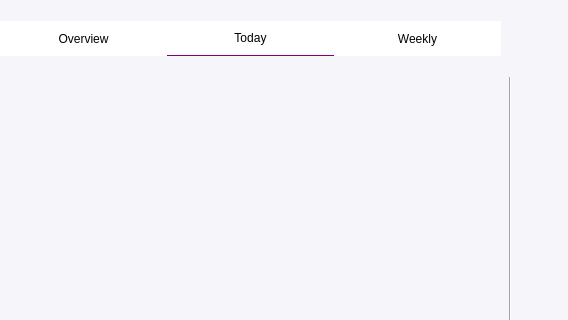
Old version of the form ui/home.ui in the repository teokafor/simple-goals; both pictures show x 0 to 568 and y 0 to 320 of the 1000 by 708 pixel window.
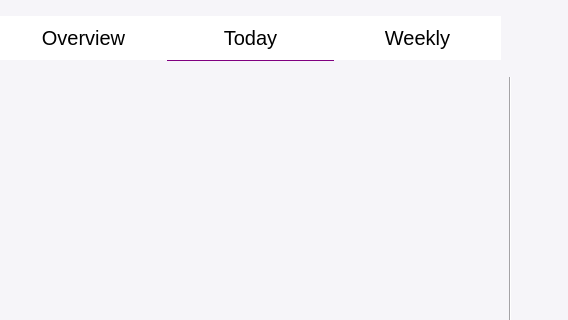
New version of the form.

Commit message: increase font size on home elements

The edit to the form file:
```diff
--- a/ui/home.ui
+++ b/ui/home.ui
@@ -14,7 +14,7 @@
    <string>Simple Goals</string>
   </property>
   <property name="styleSheet">
-   <string notr="true">background-color: #F6F5F9;</string>
+   <string notr="true">background-color: #F6F5F9; font-size: 20px;</string>
   </property>
   <property name="unifiedTitleAndToolBarOnMac">
    <bool>false</bool>
```
The commit also changes 1 other file.
